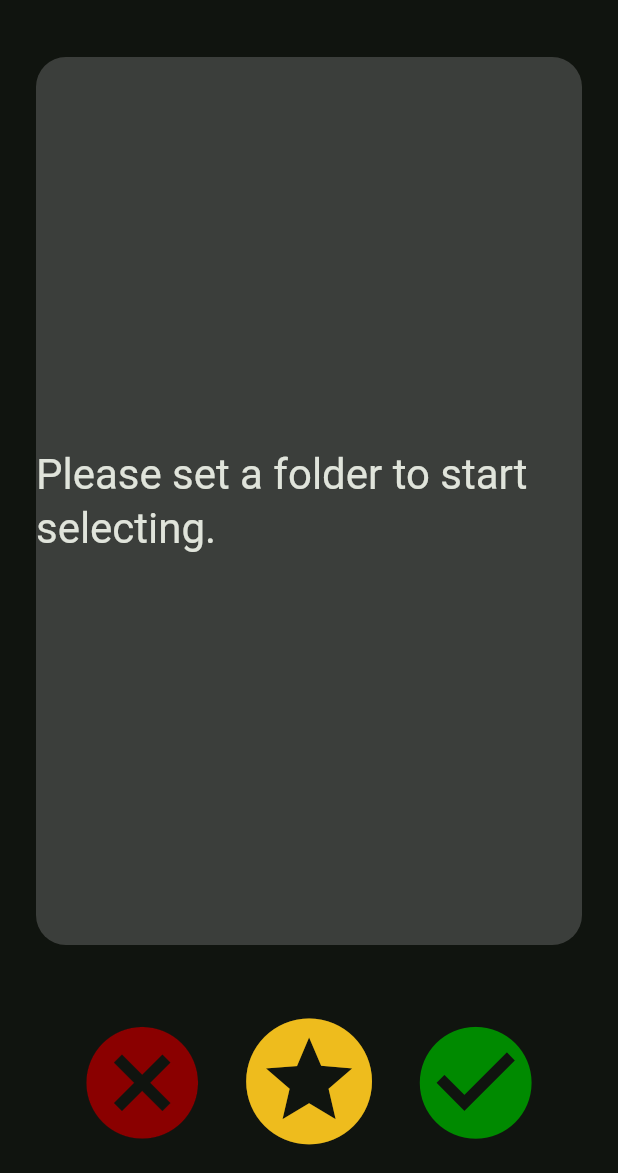
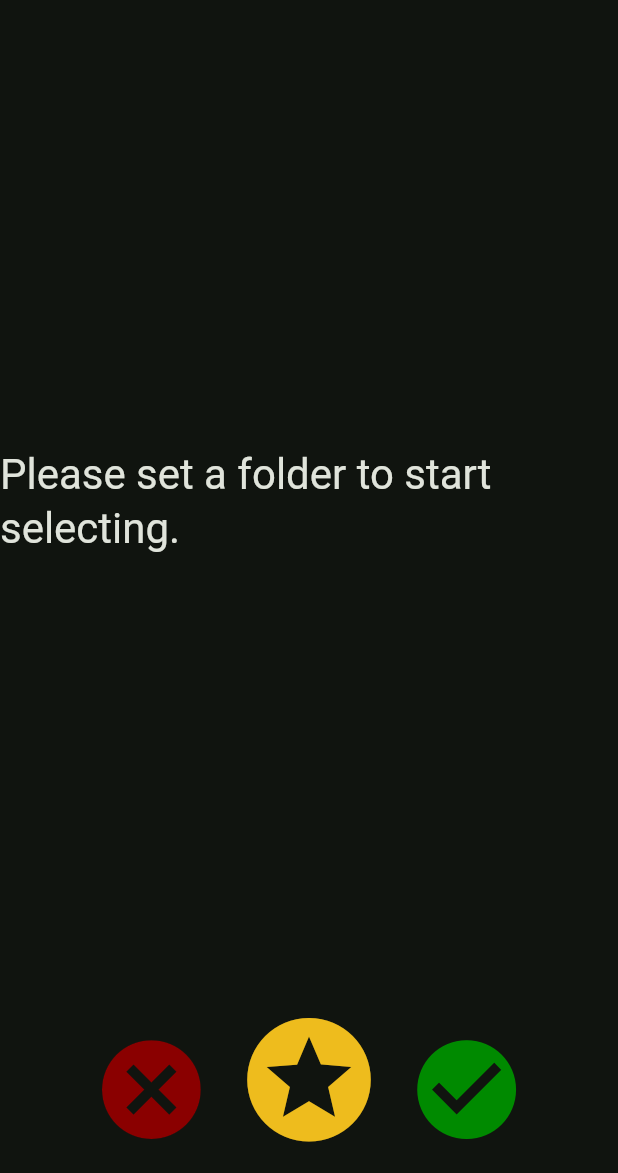
Before and after one commit to fabio-osti/image_selector, a Flutter app: the screen it shows after launch, on a phone screen of 412 x 824 dp, the part 63-1236 px from its top. Run offline on Flutter 3.47's test engine with Material 2 defaults, Android fonts, the phone set to English and light mode, and no system bars; our stand-ins replace file_picker, permission_handler, photo_view.

Commit message:
photo_view added as image renderer

```diff
--- a/lib/views/selector_view.dart
+++ b/lib/views/selector_view.dart
@@ -1,6 +1,8 @@
 import 'dart:io';
+import 'dart:math';
 import 'package:flutter/material.dart';
 import 'package:image_selector/controllers/selector_controller.dart';
+import 'package:photo_view/photo_view.dart';
 
 class SelectorView extends StatefulWidget {
   const SelectorView({super.key});
@@ -31,12 +33,6 @@ class _SelectorViewState extends State<SelectorView> {
       children: [
         Flexible(
           flex: 5,
-          child: Container(
-            margin: const EdgeInsets.all(24),
-            decoration: const BoxDecoration(
-              borderRadius: BorderRadius.all(Radius.circular(20)),
-              color: Color.fromARGB(78, 158, 158, 158),
-            ),
           child: curImage == null
               ? Center(
                   child: Text(
@@ -44,8 +40,7 @@ class _SelectorViewState extends State<SelectorView> {
                     style: Theme.of(context).textTheme.headlineMedium,
                   ),
                 )
-                : Image.file(curImage!),
-          ),
+              : PhotoView(imageProvider: FileImage(curImage!)),
         ),
         Flexible(
           child: Padding(
@@ -59,7 +54,10 @@ class _SelectorViewState extends State<SelectorView> {
                 children: [
                   IconButton(
                     icon: const Icon(Icons.cancel_sharp),
-                    iconSize: constraints.maxHeight*0.8,
+                    iconSize: min(
+                      constraints.maxHeight * 0.8,
+                      constraints.maxWidth / 5,
+                    ),
                     onPressed: () =>
                         SelectorController.selectSubjectImageDestination(
                             "Delete"),
@@ -67,7 +65,10 @@ class _SelectorViewState extends State<SelectorView> {
                   ),
                   IconButton(
                     icon: const Icon(Icons.stars_sharp),
-                    iconSize: constraints.maxHeight*0.9,
+                    iconSize: min(
+                      constraints.maxHeight * 0.9,
+                      constraints.maxWidth / 4,
+                    ),
                     onPressed: () =>
                         SelectorController.selectSubjectImageDestination(
                             "Favorite"),
@@ -75,7 +76,10 @@ class _SelectorViewState extends State<SelectorView> {
                   ),
                   IconButton(
                     icon: const Icon(Icons.check_circle_sharp),
-                    iconSize: constraints.maxHeight*0.8,
+                    iconSize: min(
+                      constraints.maxHeight * 0.8,
+                      constraints.maxWidth / 5,
+                    ),
                     onPressed: () =>
                         SelectorController.selectSubjectImageDestination(
                             "Keep"),
--- a/pubspec.yaml
+++ b/pubspec.yaml
@@ -18,6 +18,7 @@ dependencies:
   file_picker: ^5.2.3
   path: ^1.8.2
   permission_handler: ^10.2.0
+  photo_view: ^0.14.0
 
 dev_dependencies:
   flutter_test:
```
Also changed, not shown: pubspec.lock. Lines whose indentation alone changed are shown as unchanged.
